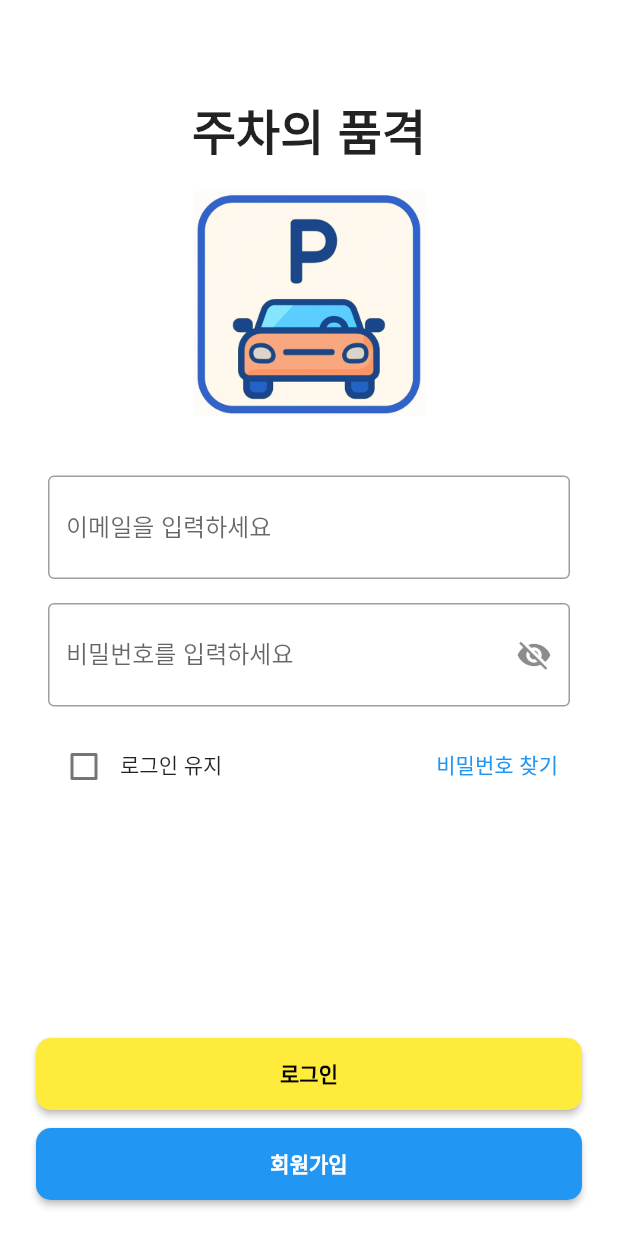
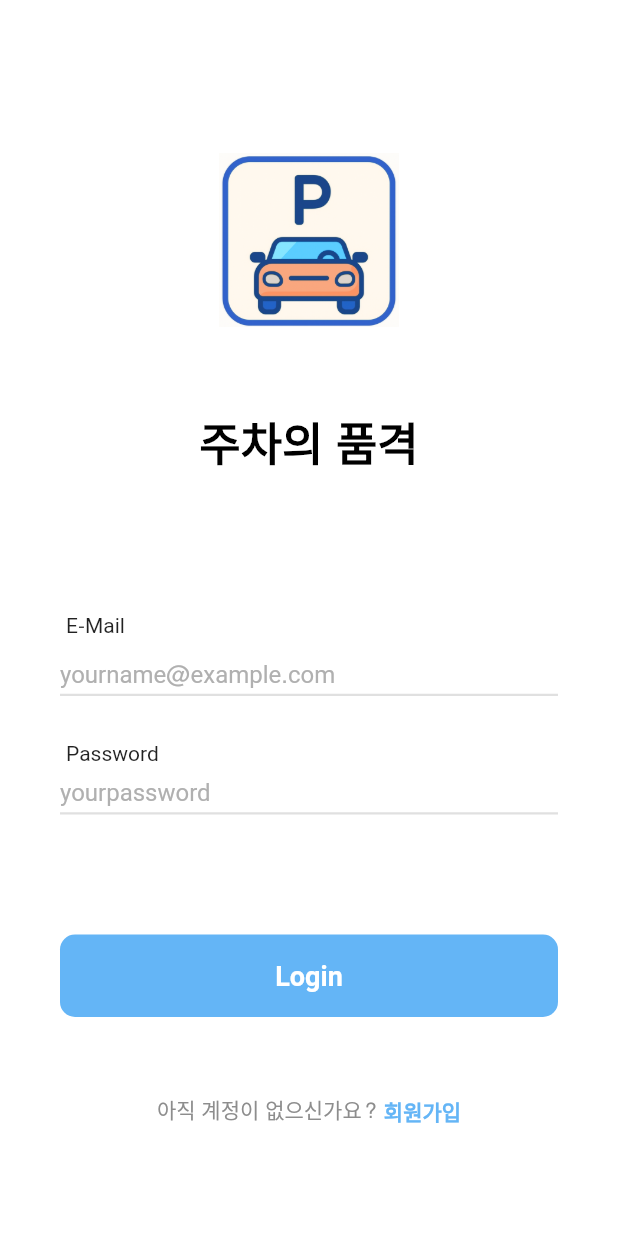
Before and after one commit to Funital/ClassyParking, a Flutter app: the screen it shows after launch, on a phone screen of 412 x 824 dp. Run offline on Flutter 3.47's test engine with Material 3 defaults, Android fonts, the phone set to English and light mode, and no system bars; our stand-ins replace flutter_map, geocoding, geolocator, go_router, image_picker, latlong2; accounts and stored records are empty.

Commit message:
[#25] 로그인 페이지 수정
#25

```diff
--- a/classy_parking/lib/presentation/screens/login/login_screen.dart
+++ b/classy_parking/lib/presentation/screens/login/login_screen.dart
@@ -1,4 +1,5 @@
 import 'package:flutter/material.dart';
+import 'package:provider/provider.dart'; // 상태 관리를 위해 Provider 추가
 import 'login_view_model.dart';
 
 class LoginScreen extends StatelessWidget {
@@ -6,134 +7,144 @@ class LoginScreen extends StatelessWidget {
 
   @override
   Widget build(BuildContext context) {
+    // ViewModel을 Provider로 관리하는 것이 일반적이지만,
+    // 현재 파일 구조상 StatelessWidget 내에서 인스턴스화합니다.
+    // 상태 변화를 추적하지 않는 간단한 View Model이므로 일단 이렇게 유지합니다.
     final viewModel = LoginViewModel();
 
     return Scaffold(
-      backgroundColor: Colors.white,
+      // ⭐️ 속성을 Scaffold의 인자로 옮깁니다. (해결)
       resizeToAvoidBottomInset: false, // 키보드 올라올 때 레이아웃 변경 X
+
+      // 이미지의 흐릿한 그라데이션 배경을 비슷하게 구현
       body: SafeArea(
         child: GestureDetector(
           onTap: () => FocusScope.of(context).unfocus(), // 아무 곳 터치 시 키보드 닫기
           behavior: HitTestBehavior.translucent,
           child: SingleChildScrollView(
-            padding: const EdgeInsets.symmetric(horizontal: 32),
+            padding: const EdgeInsets.symmetric(horizontal: 40),
             child: Column(
               crossAxisAlignment: CrossAxisAlignment.center,
               children: [
-                const SizedBox(height: 60),
-                const Center(
-                  child: Text(
+                const SizedBox(height: 100),
+                // 이미지 상단의 로고 대체 (임시로 Text 위젯 사용)
+                Padding(
+                  padding: EdgeInsets.only(bottom: 50),
+                  child: Image.asset(
+                    'assets/images/logo.png', // 원하는 실제 로고 파일 경로로 교체하세요
+                    width: 120,
+                    height: 120,
+                    fit: BoxFit.contain,
+                  ),
+                ),
+
+                const Text(
                   '주차의 품격',
                   style: TextStyle(
-                      fontSize: 32,
-                      fontWeight: FontWeight.bold,
+                    fontSize: 30,
+                    fontWeight: FontWeight.w600,
+                    color: Colors.black,
                   ),
                 ),
+                const SizedBox(height: 80),
+
+                /// E-Mail 입력
+                const Padding(
+                  padding: EdgeInsets.only(left: 4.0, bottom: 4.0),
+                  child: Align(
+                    alignment: Alignment.centerLeft,
+                    child: Text('E-Mail'),
                   ),
-                const SizedBox(height: 8),
-                Image.asset(
-                  'assets/images/logo.png',
-                  height: 150,
                 ),
-                const SizedBox(height: 40),
-
-                /// 이메일 입력
                 TextField(
                   decoration: const InputDecoration(
-                    hintText: '이메일을 입력하세요',
-                    border: OutlineInputBorder(),
+                    hintText: 'yourname@example.com',
+                    hintStyle: TextStyle(color: Color(0xFFB0B0B0)),
+                    contentPadding: EdgeInsets.symmetric(vertical: 0),
+                    isDense: true,
+                    enabledBorder: UnderlineInputBorder(
+                      borderSide: BorderSide(color: Color(0xFFE0E0E0), width: 1.5),
+                    ),
+                    focusedBorder: UnderlineInputBorder(
+                      borderSide: BorderSide(color: Color(0xFF64B5F6), width: 1.5),
+                    ),
                   ),
                   keyboardType: TextInputType.emailAddress,
                 ),
-                const SizedBox(height: 16),
+                const SizedBox(height: 30),
 
                 /// 비밀번호 입력
-                const _PasswordField(),
-                const SizedBox(height: 16),
-
-                /// 로그인 유지 + 비밀번호 찾기
-                Row(
-                  mainAxisAlignment: MainAxisAlignment.spaceBetween,
-                  children: [
-                    Row(
-                      children: [
-                        Checkbox(
-                          value: false,
-                          onChanged: (_) {},
-                        ),
-                        const Text('로그인 유지'),
-                      ],
-                    ),
-                    TextButton(
-                      onPressed: () {},
-                      child: const Text('비밀번호 찾기'),
-                    ),
-                  ],
-                ),
-
-                const SizedBox(height: 120), // 버튼과 간격 확보
-              ],
+                const Padding(
+                  padding: EdgeInsets.only(left: 4.0, bottom: 4.0),
+                  child: Align(
+                    alignment: Alignment.centerLeft,
+                    child: Text('Password'),
                   ),
                 ),
-        ),
-      ),
+                const _PasswordField(), // 비밀번호 필드 재사용
+                const SizedBox(height: 80),
 
-      /// 하단 버튼을 bottomNavigationBar 로 고정
-      bottomNavigationBar: SafeArea(
-        top: false,
-        minimum: const EdgeInsets.all(24),
-        child: Column(
-          mainAxisSize: MainAxisSize.min,
-          children: [
+                /// 로그인 버튼
                 ElevatedButton(
                   onPressed: () {
                     FocusScope.of(context).unfocus();
                     viewModel.login(context);
                   },
                   style: ElevatedButton.styleFrom(
-                backgroundColor: Colors.yellow,
+                    backgroundColor: const Color(0xFF64B5F6), // 이미지의 파란색 계열
+                    elevation: 0,
                     shape: RoundedRectangleBorder(
                       borderRadius: BorderRadius.circular(10),
                     ),
-                minimumSize: const Size.fromHeight(48),
+                    minimumSize: const Size.fromHeight(55),
                   ),
                   child: const Text(
-                '로그인',
+                    'Login',
                     style: TextStyle(
-                  fontWeight: FontWeight.bold,
-                  color: Colors.black,
+                      fontSize: 18,
+                      fontWeight: FontWeight.w600,
+                      color: Colors.white,
                     ),
                   ),
                 ),
-            const SizedBox(height: 12),
-            ElevatedButton(
-              onPressed: () {
+                const SizedBox(height: 50), // 하단 간격 확보
+
+                /// 회원가입 텍스트 링크
+                Row(
+                  mainAxisAlignment: MainAxisAlignment.center,
+                  children: [
+                    const Text(
+                      "아직 계정이 없으신가요? ",
+                      style: TextStyle(color: Color(0xFF8D8D8D)),
+                    ),
+                    GestureDetector(
+                      onTap: () {
                         FocusScope.of(context).unfocus();
                         viewModel.signUp(context);
                       },
-              style: ElevatedButton.styleFrom(
-                backgroundColor: Colors.blue,
-                shape: RoundedRectangleBorder(
-                  borderRadius: BorderRadius.circular(10),
-                ),
-                minimumSize: const Size.fromHeight(48),
-              ),
                       child: const Text(
                         '회원가입',
                         style: TextStyle(
                           fontWeight: FontWeight.bold,
-                  color: Colors.white,
+                          color: Color(0xFF64B5F6), // 파란색
+                          decoration: TextDecoration.none, // 밑줄 제거
                         ),
                       ),
                     ),
                   ],
                 ),
+                const SizedBox(height: 50), // 하단 여백
+              ],
             ),
+          ),
+        ),
+      ),
+      // bottomNavigationBar 제거
     );
   }
 }
 
-/// 비밀번호 입력 필드 분리
+/// 비밀번호 입력 필드 분리 (UnderlineInputBorder로 수정)
 class _PasswordField extends StatefulWidget {
   const _PasswordField({super.key});
 
@@ -142,23 +153,24 @@ class _PasswordField extends StatefulWidget {
 }
 
 class _PasswordFieldState extends State<_PasswordField> {
-  bool obscureText = true;
-
+  // 이미지에 눈 아이콘이 없으므로 일단 제거하고 일반 텍스트 필드로 변경했습니다.
+  // 만약 기능을 유지하고 싶다면 TextField 위젯 내부에 `obscureText: true` 만 남겨둡니다.
   @override
   Widget build(BuildContext context) {
-    return TextField(
-      obscureText: obscureText,
+    return const TextField(
+      obscureText: true, // 비밀번호 숨김
       decoration: InputDecoration(
-        hintText: '비밀번호를 입력하세요',
-        border: const OutlineInputBorder(),
-        suffixIcon: IconButton(
-          icon: Icon(obscureText ? Icons.visibility_off : Icons.visibility),
-          onPressed: () {
-            setState(() {
-              obscureText = !obscureText;
-            });
-          },
+        hintText: 'yourpassword',
+        hintStyle: TextStyle(color: Color(0xFFB0B0B0)),
+        contentPadding: EdgeInsets.symmetric(vertical: 0),
+        isDense: true,
+        enabledBorder: UnderlineInputBorder(
+          borderSide: BorderSide(color: Color(0xFFE0E0E0), width: 1.5),
         ),
+        focusedBorder: UnderlineInputBorder(
+          borderSide: BorderSide(color: Color(0xFF64B5F6), width: 1.5),
+        ),
+        // suffixIcon 제거
       ),
     );
   }
```
Lines whose indentation alone changed are shown as unchanged.
